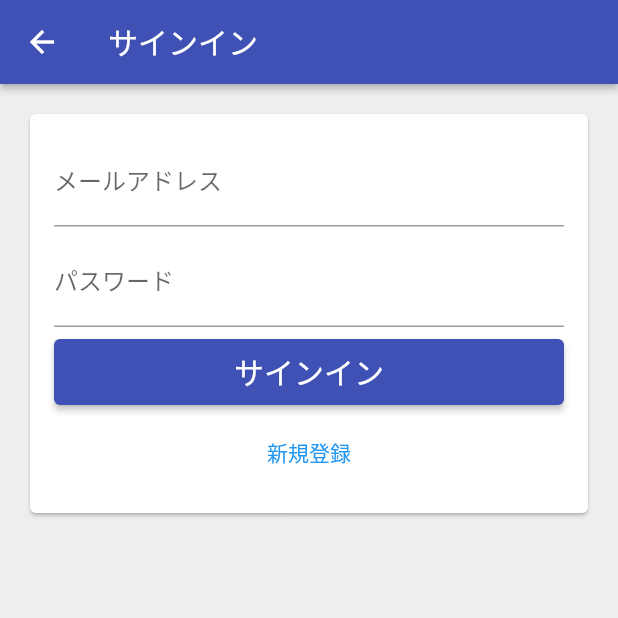
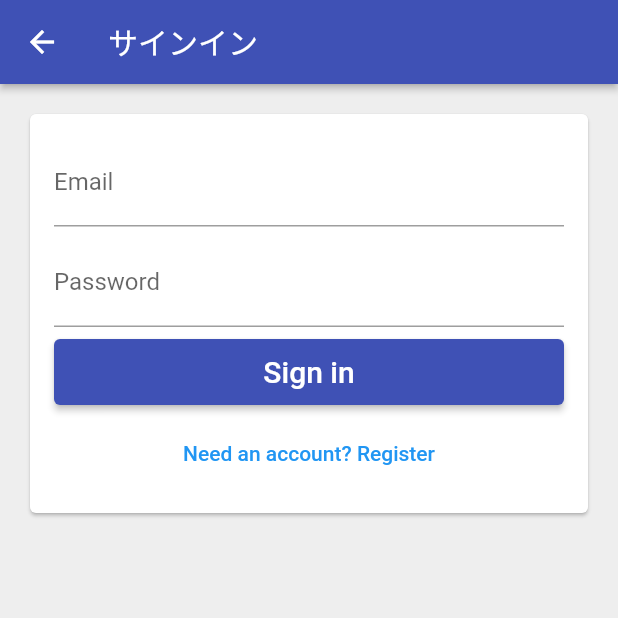
Before and after one commit to tomoakisakurai/flutter_app, a Flutter app: the EmailSignInPage screen opened directly, on a phone screen of 412 x 824 dp, the top half of it. Run offline on Flutter 3.47's test engine with Material 2 defaults, Android fonts, the phone set to English and light mode, and no system bars; our stand-ins replace firebase_auth, firebase_core, google_sign_in, hooks_riverpod; accounts and stored records are empty.

Commit message:
サインインと新規登録の切り替え

```diff
--- a/lib/app/sign_in/email_sign_in_form.dart
+++ b/lib/app/sign_in/email_sign_in_form.dart
@@ -1,33 +1,68 @@
 import 'package:flutter/material.dart';
 import 'package:flutter_app/common_widget/form_submit_button.dart';
 
-class EmailSignInForm extends StatelessWidget {
-  const EmailSignInForm({Key? key}) : super(key: key);
+enum EmailSignInFormType { signIn, register }
+
+class EmailSignInForm extends StatefulWidget {
+  @override
+  _EmailSignInFormState createState() => _EmailSignInFormState();
+}
+
+class _EmailSignInFormState extends State<EmailSignInForm> {
+  final TextEditingController _emailController = TextEditingController();
+  final TextEditingController _passwordController = TextEditingController();
+
+  EmailSignInFormType _formType = EmailSignInFormType.signIn;
+
+  void _submit() {
+    print(
+        'email: ${_emailController.text}, password: ${_passwordController.text}');
+  }
+
+  void _toggleFormType() {
+    setState(() {
+      _formType = _formType == EmailSignInFormType.signIn
+          ? EmailSignInFormType.register
+          : EmailSignInFormType.signIn;
+    });
+    _emailController.clear();
+    _passwordController.clear();
+  }
 
   List<Widget> _buildChildren() {
+    final primaryText = _formType == EmailSignInFormType.signIn
+        ? 'Sign in'
+        : 'Create an account';
+    final secondaryText = _formType == EmailSignInFormType.signIn
+        ? 'Need an account? Register'
+        : 'Have an account? Sign in';
+
     return [
       TextField(
-        decoration:
-            InputDecoration(labelText: 'メールアドレス', hintText: 'test@test.com'),
+        controller: _emailController,
+        decoration: InputDecoration(
+          labelText: 'Email',
+          hintText: 'test@test.com',
+        ),
       ),
-      SizedBox(
-        height: 8.0,
-      ),
+      SizedBox(height: 8.0),
       TextField(
-        decoration: InputDecoration(labelText: 'パスワード'),
+        controller: _passwordController,
+        decoration: InputDecoration(
+          labelText: 'Password',
+        ),
         obscureText: true,
       ),
-      SizedBox(
-        height: 8.0,
+      SizedBox(height: 8.0),
+      FormSubmitButton(
+        text: primaryText,
+        onPressed: _submit,
       ),
-      FormSubmitButton(
-        text: 'サインイン',
-        onPressed: () {},
+      SizedBox(height: 8.0),
+      TextButton(
+        child: Text(secondaryText),
+        onPressed: _toggleFormType,
       ),
-      SizedBox(
-        height: 8.0,
-      ),
-      TextButton(onPressed: () {}, child: Text('新規登録'))
     ];
   }
 
```
